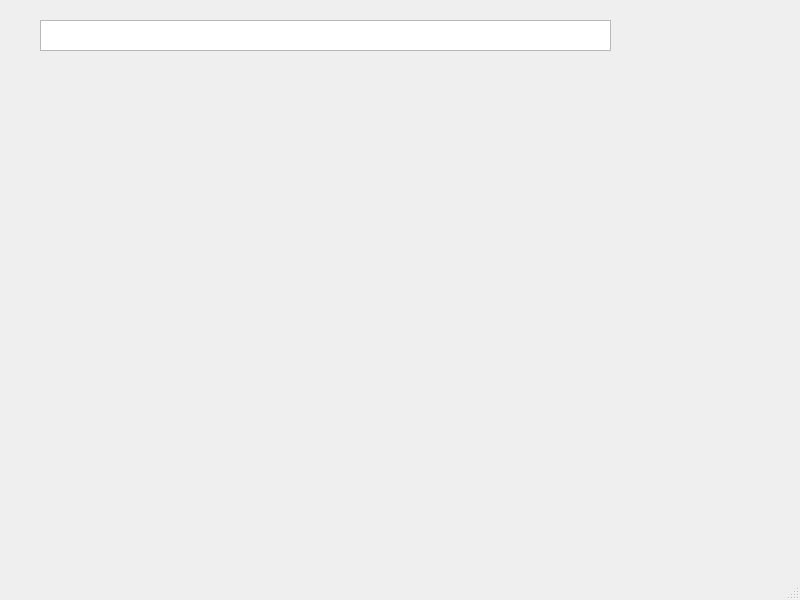
The window that desktop_interface/desktop_interface/mainpage.ui (ValeuDoamne/NetworkDevicesMonitor) describes before a commit, drawn with Qt 5.
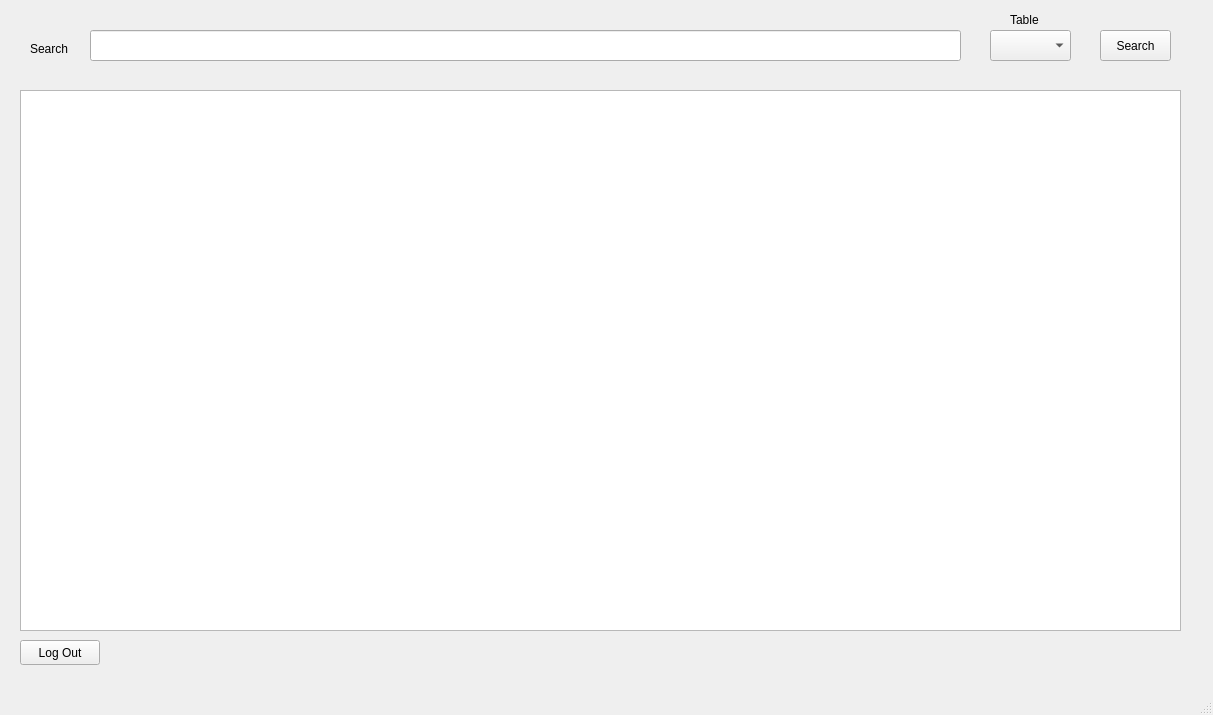
The same window after the commit.

```diff
--- a/desktop_interface/desktop_interface/mainpage.ui
+++ b/desktop_interface/desktop_interface/mainpage.ui
@@ -6,22 +6,107 @@
    <rect>
     <x>0</x>
     <y>0</y>
-    <width>800</width>
-    <height>600</height>
+    <width>1213</width>
+    <height>715</height>
    </rect>
   </property>
   <property name="windowTitle">
    <string>MainWindow</string>
   </property>
   <widget class="QWidget" name="centralwidget">
-   <widget class="QPlainTextEdit" name="search">
+   <widget class="QPushButton" name="search_button">
     <property name="geometry">
      <rect>
-      <x>40</x>
-      <y>20</y>
-      <width>571</width>
+      <x>1100</x>
+      <y>30</y>
+      <width>71</width>
       <height>31</height>
      </rect>
+    </property>
+    <property name="text">
+     <string>Search</string>
+    </property>
+   </widget>
+   <widget class="QComboBox" name="table_button">
+    <property name="geometry">
+     <rect>
+      <x>990</x>
+      <y>30</y>
+      <width>81</width>
+      <height>31</height>
+     </rect>
+    </property>
+   </widget>
+   <widget class="QLineEdit" name="search_bar">
+    <property name="geometry">
+     <rect>
+      <x>90</x>
+      <y>30</y>
+      <width>871</width>
+      <height>31</height>
+     </rect>
+    </property>
+   </widget>
+   <widget class="QTableView" name="tableView">
+    <property name="geometry">
+     <rect>
+      <x>20</x>
+      <y>90</y>
+      <width>1161</width>
+      <height>541</height>
+     </rect>
+    </property>
+   </widget>
+   <widget class="QPushButton" name="logout_button">
+    <property name="geometry">
+     <rect>
+      <x>20</x>
+      <y>640</y>
+      <width>80</width>
+      <height>25</height>
+     </rect>
+    </property>
+    <property name="text">
+     <string>Log Out</string>
+    </property>
+   </widget>
+   <widget class="QLabel" name="label">
+    <property name="geometry">
+     <rect>
+      <x>30</x>
+      <y>40</y>
+      <width>52</width>
+      <height>17</height>
+     </rect>
+    </property>
+    <property name="text">
+     <string>Search</string>
+    </property>
+   </widget>
+   <widget class="QLabel" name="label_2">
+    <property name="geometry">
+     <rect>
+      <x>1010</x>
+      <y>10</y>
+      <width>41</width>
+      <height>20</height>
+     </rect>
+    </property>
+    <property name="text">
+     <string>Table</string>
+    </property>
+   </widget>
+   <widget class="QLabel" name="label_number_of_records">
+    <property name="geometry">
+     <rect>
+      <x>170</x>
+      <y>640</y>
+      <width>121</width>
+      <height>17</height>
+     </rect>
+    </property>
+    <property name="text">
+     <string/>
     </property>
    </widget>
   </widget>
```
Left out of the diff: 2 changed lines with no effect on the pictures.
